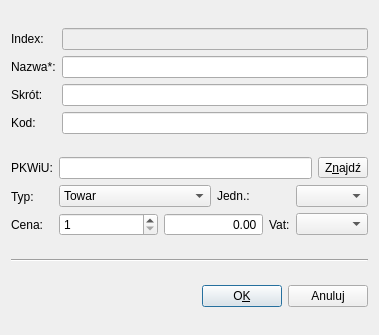
Above: ui/goods.ui from juliagoda/qfaktury before the change. Below: the same form after it.
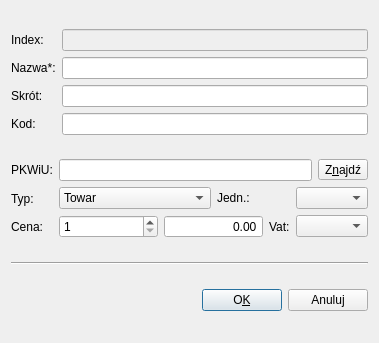
That is the form after the change.

```diff
--- a/ui/goods.ui
+++ b/ui/goods.ui
@@ -7,7 +7,7 @@
     <x>0</x>
     <y>0</y>
     <width>379</width>
-    <height>335</height>
+    <height>343</height>
    </rect>
   </property>
   <property name="contextMenuPolicy">
```
Left out of the diff: 3 changed lines with no effect on the pictures.
